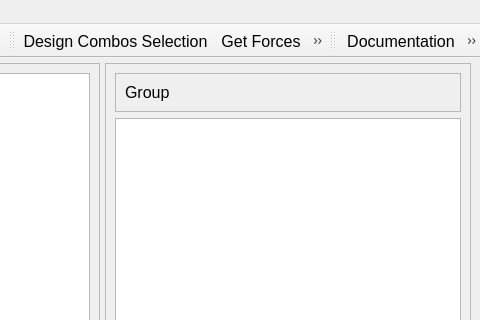
Above: src/sp_editor/widgets/main_window.ui from tudothanhpt/SP-editor before the change; both pictures show x 886 to 1366 and y 0 to 320 of the 1366 by 771 pixel window. Below: the same form after it.
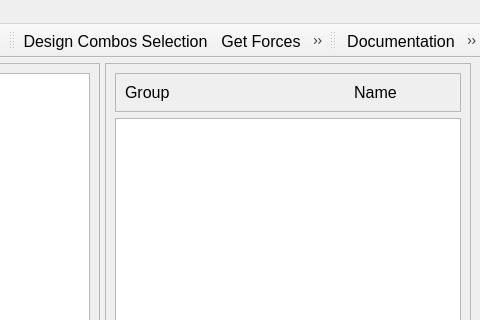
That is the form after the change. Icons and pictures are not drawn.

What changed in the file:
```diff
--- a/src/sp_editor/widgets/main_window.ui
+++ b/src/sp_editor/widgets/main_window.ui
@@ -126,7 +126,10 @@
           <item>
            <widget class="QLabel" name="lb_pierLabel">
             <property name="text">
-             <string/>
+             <string>Name</string>
+            </property>
+            <property name="alignment">
+             <set>Qt::AlignmentFlag::AlignCenter</set>
             </property>
            </widget>
           </item>
```
Left out of the diff: 18 changed lines with no effect on the pictures.
